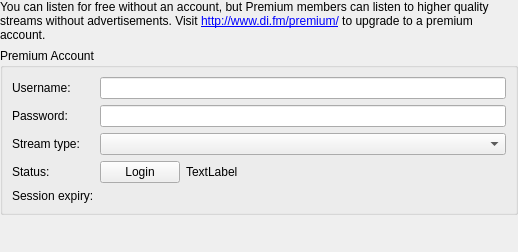
First picture: the form in streams/digitallyimportedsettings.ui, repository CDrummond/cantata, before the edit.
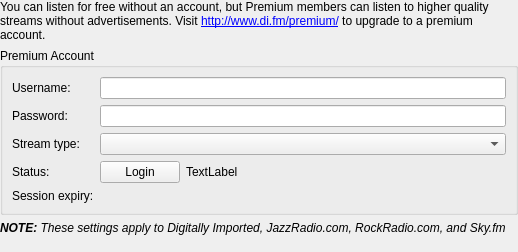
Second picture: the form after the edit. Custom widgets are drawn as their Qt base class.

Commit message: Add note that these settings also apply to jazzradio, rockradio, and sky.fm

Patch:
```diff
--- a/streams/digitallyimportedsettings.ui
+++ b/streams/digitallyimportedsettings.ui
@@ -145,6 +145,16 @@
      </layout>
     </widget>
    </item>
+   <item>
+    <widget class="QLabel" name="noteLabel">
+     <property name="text">
+      <string>&lt;i&gt;&lt;b&gt;NOTE:&lt;/b&gt; These settings apply to Digitally Imported, JazzRadio.com, RockRadio.com, and Sky.fm&lt;/i&gt;</string>
+     </property>
+     <property name="wordWrap">
+      <bool>true</bool>
+     </property>
+    </widget>
+   </item>
    <item>
     <spacer name="verticalSpacer">
      <property name="orientation">
```
